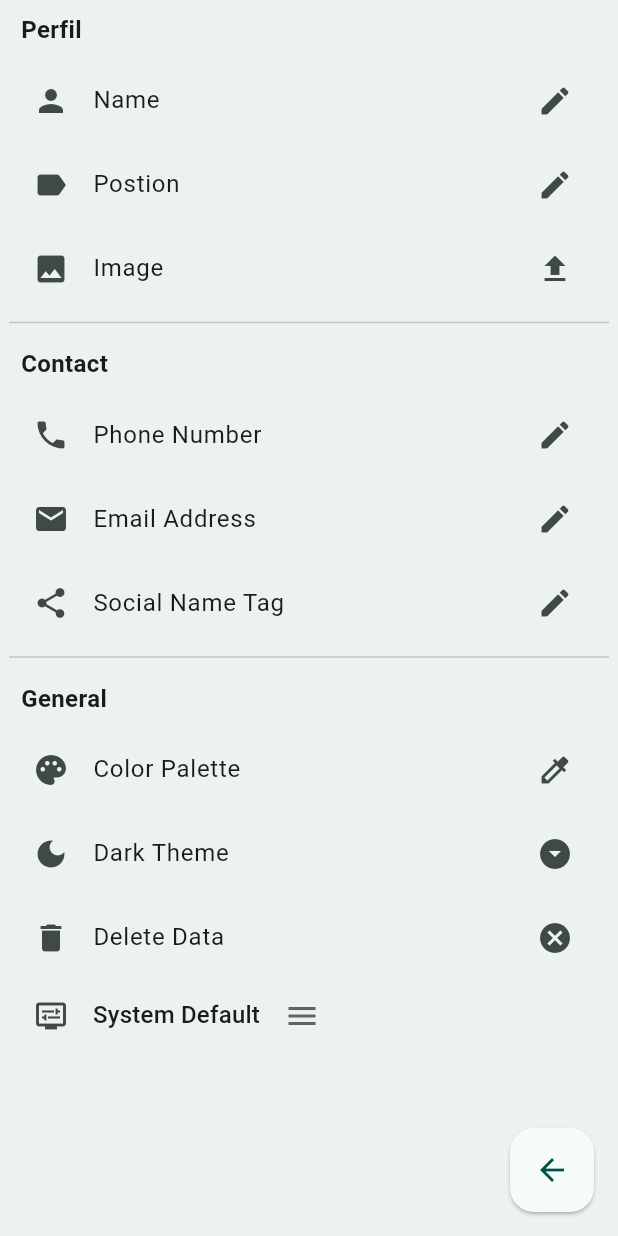
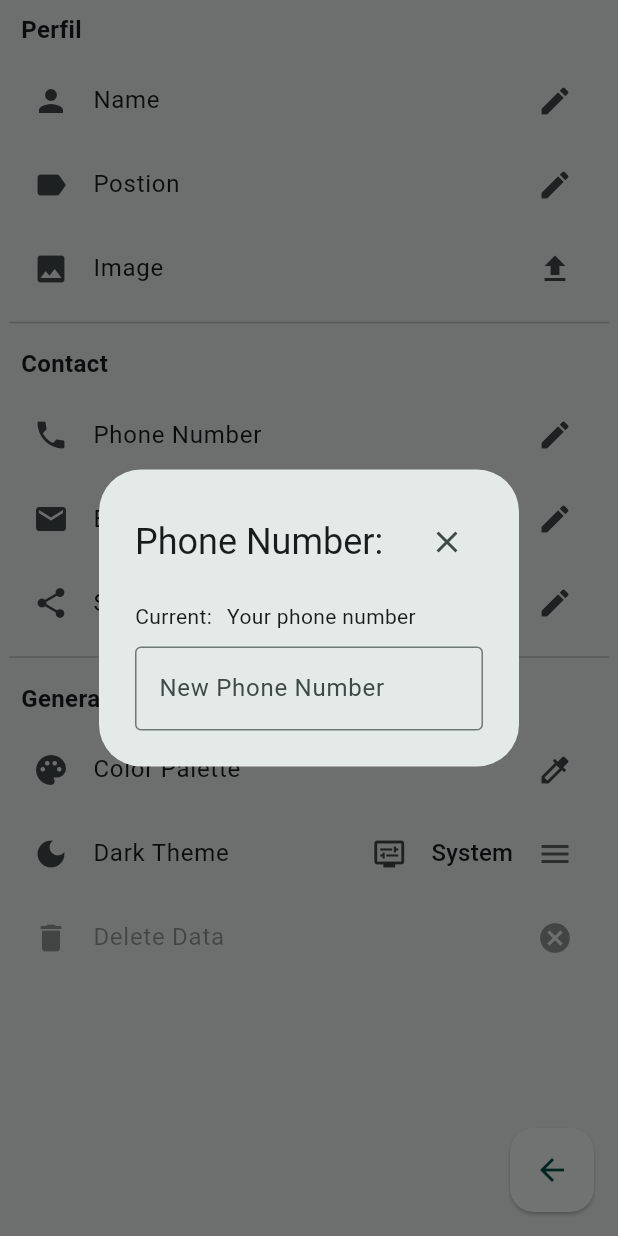
Before and after one commit to Xeivis/Flutter-ID-Business-App, a Flutter app: the Settings screen opened by its route, after a tap on "Phone Number", on a phone screen of 412 x 824 dp. Run offline on Flutter 3.47's test engine with Material 3 defaults, Android fonts, the phone set to English and light mode, and no system bars; our stand-ins replace image_picker; missing offline and left inert: flex_color_picker.

Commit message:
Provider kind of working on Android, wierd behavior on Desktop and Web

```diff
--- /dev/null
+++ b/devtools_options.yaml
@@ -0,0 +1 @@
+extensions:
--- a/lib/model/contact.dart
+++ b/lib/model/contact.dart
@@ -1,13 +1,15 @@
 class Contact {
-  final String name;
-  final String title;
-  final String phone;
-  final String email;
-  final String nametag;
+  String name;
+  String title;
+  String image;
+  String phone;
+  String email;
+  String nametag;
 
   Contact(
     this.name,
     this.title,
+    this.image,
     this.phone,
     this.email,
     this.nametag,
--- a/lib/model/theme_options.dart
+++ b/lib/model/theme_options.dart
@@ -3,7 +3,7 @@ import 'package:flutter/material.dart';
 enum ThemeOption {
   light('Light', Icons.light_mode, ThemeMode.light),
   dark('Dark', Icons.dark_mode, ThemeMode.dark),
-  system('System Default', Icons.display_settings, ThemeMode.system);
+  system('System', Icons.display_settings, ThemeMode.system);
 
   const ThemeOption(this.label, this.icon, this.mode);
   final String label;
--- a/lib/pages/settings.dart
+++ b/lib/pages/settings.dart
@@ -5,9 +5,10 @@ import 'package:id_card/provider/config_provider.dart';
 import 'package:id_card/theme/theme.dart';
 import 'package:provider/provider.dart';
 import '../widgets/custom_color_picker.dart';
-import '../widgets/custom_list_tile.dart';
+import '../widgets/settings_list_tile.dart';
 import '../widgets/go_back_button.dart';
 import '../widgets/settings_section.dart';
+import '../widgets/theme_dropdown.dart';
 
 class Settings extends StatefulWidget {
   const Settings({super.key});
@@ -21,7 +22,7 @@ class _SettingsState extends State<Settings> {
   Widget build(BuildContext context) {
     ThemeData currentTheme;
     switch (context.read<ConfigProvider>().darkThemeOption) {
-       case ThemeOption.dark:
+      case ThemeOption.dark:
         currentTheme = darkTheme;
         break;
       case ThemeOption.light:
@@ -33,13 +34,12 @@ class _SettingsState extends State<Settings> {
         } else {
           currentTheme = lightTheme;
         }
-        SystemChrome.setSystemUIOverlayStyle(
-          SystemUiOverlayStyle(
-            statusBarColor: currentTheme.colorScheme.primary,
-          ),
-        );
     }
-
+    SystemChrome.setSystemUIOverlayStyle(
+      SystemUiOverlayStyle(
+        statusBarColor: currentTheme.colorScheme.primary,
+      ),
+    );
     return Scaffold(
       backgroundColor: Theme.of(context).colorScheme.onInverseSurface,
       body: SafeArea(
@@ -51,23 +51,34 @@ class _SettingsState extends State<Settings> {
                 SettingsSection(
                   title: "Perfil",
                   settings: [
-                    CustomListTile(
+                    SettingsListTile(
                       icon: Icons.person,
                       name: "Name",
                       functionIcon: Icons.edit,
-                      onTap: () {},
+                      currentValue:
+                          context.read<ConfigProvider>().currentContact.name,
+                      setter: (dynamic) {
+                        context.read<ConfigProvider>().setContactName(dynamic);
+                      },
                     ),
-                    CustomListTile(
+                    SettingsListTile(
                       icon: Icons.label_rounded,
                       name: "Postion",
                       functionIcon: Icons.edit,
-                      onTap: () {},
+                      currentValue:
+                          context.read<ConfigProvider>().currentContact.title,
+                      setter: (dynamic) {
+                        context.read<ConfigProvider>().setContactTitle(dynamic);
+                      },
                     ),
-                    CustomListTile(
+                    SettingsListTile(
                       icon: Icons.image,
                       name: "Image",
                       functionIcon: Icons.upload,
-                      onTap: () {},
+                      setter: (String value) {
+                        context.read<ConfigProvider>().setContactImage(value);
+                      },
+                      isImage: true,
                     ),
                   ],
                 ),
@@ -75,23 +86,37 @@ class _SettingsState extends State<Settings> {
                 SettingsSection(
                   title: "Contact",
                   settings: [
-                    CustomListTile(
+                    SettingsListTile(
                       icon: Icons.phone,
                       name: "Phone Number",
                       functionIcon: Icons.edit,
-                      onTap: () {},
+                      currentValue:
+                          context.read<ConfigProvider>().currentContact.phone,
+                      setter: (dynamic) {
+                        context.read<ConfigProvider>().setContactPhone(dynamic);
+                      },
                     ),
-                    CustomListTile(
+                    SettingsListTile(
                       icon: Icons.mail,
                       name: "Email Address",
                       functionIcon: Icons.edit,
-                      onTap: () {},
+                      currentValue:
+                          context.read<ConfigProvider>().currentContact.email,
+                      setter: (dynamic) {
+                        context.read<ConfigProvider>().setContactEmail(dynamic);
+                      },
                     ),
-                    CustomListTile(
+                    SettingsListTile(
                       icon: Icons.share,
                       name: "Social Name Tag",
                       functionIcon: Icons.edit,
-                      onTap: () {},
+                      currentValue:
+                          context.read<ConfigProvider>().currentContact.nametag,
+                      setter: (dynamic) {
+                        context
+                            .read<ConfigProvider>()
+                            .setContactNametag(dynamic);
+                      },
                     ),
                   ],
                 ),
@@ -99,7 +124,7 @@ class _SettingsState extends State<Settings> {
                 SettingsSection(
                   title: "General",
                   settings: [
-                    CustomListTile(
+                    SettingsListTile(
                       icon: Icons.palette,
                       name: "Color Palette",
                       functionIcon: Icons.colorize,
@@ -112,46 +137,20 @@ class _SettingsState extends State<Settings> {
                         );
                       },
                     ),
-                    CustomListTile(
+                    const SettingsListTile(
                       icon: Icons.dark_mode,
                       name: "Dark Theme",
                       functionIcon: Icons.arrow_drop_down_circle,
-                      onTap: () {},
+                      dropdown: ThemeDropdown(),
                     ),
-                    CustomListTile(
+                    SettingsListTile(
+                      enabled: false,
                       icon: Icons.delete,
                       name: "Delete Data",
                       functionIcon: Icons.cancel,
                       onTap: () {},
                     ),
                   ],
-                ),
-                DropdownButton<ThemeOption>(
-                  icon: const Icon(Icons.menu),
-                  underline: Container(),
-                  value: context.read<ConfigProvider>().darkThemeOption,
-                  onChanged: (ThemeOption? option) {
-                    setState(() {
-                       context.read<ConfigProvider>().setThemeOption(option!);
-                    });
-                  },
-                  items: ThemeOption.values.map<DropdownMenuItem<ThemeOption>>(
-                    (ThemeOption option) {
-                      return DropdownMenuItem(
-                        value: option,
-                        child: Row(
-                          mainAxisSize: MainAxisSize.min,
-                          children: [
-                            const SizedBox.square(dimension: 16),
-                            Icon(option.icon, color: Theme.of(context).colorScheme.onSurfaceVariant,),
-                            const SizedBox.square(dimension: 16),
-                            Text(option.label),
-                            const SizedBox.square(dimension: 16),
-                          ],
-                        ),
-                      );
-                    },
-                  ).toList(),
                 ),
               ],
             ),
--- a/lib/widgets/config_button.dart
+++ b/lib/widgets/config_button.dart
@@ -10,9 +10,7 @@ class ConfigButton extends StatelessWidget {
       backgroundColor: Theme.of(context).colorScheme.onInverseSurface,
       elevation: 1,
       onPressed: () => Navigator.of(context).push(
-        createRoute(
-            // handleColorChange: handleColorChange,
-            ),
+        createRoute(),
       ),
       child: const Icon(
         Icons.settings,
--- a/lib/widgets/custom_list_tile.dart
+++ /dev/null
@@ -1,26 +0,0 @@
-import 'package:flutter/material.dart';
-
-class CustomListTile extends StatelessWidget {
-  const CustomListTile({
-    super.key,
-    required this.icon,
-    required this.name,
-    required this.functionIcon,
-    required this.onTap,
-  });
-
-  final IconData icon;
-  final String name;
-  final IconData functionIcon;
-  final Function() onTap;
-
-  @override
-  Widget build(BuildContext context) {
-    return ListTile(
-      title: Text(name),
-      leading: Icon(icon),
-      trailing: Icon(functionIcon),
-      onTap: onTap,
-    );
-  }
-}
--- /dev/null
+++ b/lib/widgets/settings_list_tile.dart
@@ -0,0 +1,128 @@
+import 'dart:io';
+
+import 'package:flutter/material.dart';
+import 'package:id_card/model/contact.dart';
+import 'package:id_card/provider/config_provider.dart';
+import 'package:image_picker/image_picker.dart';
+import 'package:provider/provider.dart';
+
+class SettingsListTile extends StatelessWidget {
+  const SettingsListTile({
+    super.key,
+    required this.icon,
+    required this.name,
+    this.functionIcon,
+    this.dropdown,
+    this.enabled,
+    this.onTap,
+    this.currentValue,
+    this.setter,
+    this.isImage,
+  });
+
+  final IconData icon;
+  final String name;
+  final IconData? functionIcon;
+  final Widget? dropdown;
+  final bool? enabled;
+  final Function()? onTap;
+  final Function(String value)? setter;
+  final String? currentValue;
+  final bool? isImage;
+
+  @override
+  Widget build(BuildContext context) {
+    Contact currentContact = context.read<ConfigProvider>().currentContact;
+    Widget trailing = Icon(functionIcon);
+    return ListTile(
+      enabled: enabled ?? true,
+      title: Text(name),
+      leading: Icon(icon),
+      trailing: dropdown ?? trailing,
+      onTap: onTap ??
+          () async {
+            if (isImage != true) {
+              settingsInputDialog(context, currentContact);
+            } else {
+              // Pick an image from the gallery
+              File? selectedImage = await pickImageFromGallery();
+              if (selectedImage != null) {
+                if (setter != null) {
+                  setter!(selectedImage.path);
+                }
+              }
+            }
+          },
+    );
+  }
+
+  Future<dynamic> settingsInputDialog(
+      BuildContext context, Contact currentContact) {
+    return showDialog(
+      context: context,
+      builder: (BuildContext context) => AlertDialog(
+        title: Row(
+          mainAxisAlignment: MainAxisAlignment.spaceBetween,
+          children: [
+            Text("$name:"),
+            IconButton(
+              onPressed: () {
+                Navigator.pop(context);
+              },
+              icon: const Icon(Icons.close),
+            ),
+          ],
+        ),
+        content: SingleChildScrollView(
+          child: Column(
+            mainAxisSize: MainAxisSize.min,
+            mainAxisAlignment: MainAxisAlignment.center,
+            crossAxisAlignment: CrossAxisAlignment.start,
+            children: [
+              Row(
+                mainAxisSize: MainAxisSize.max,
+                children: [
+                  const Text("Current:"),
+                  const SizedBox.square(dimension: 10.0),
+                  Text(currentValue ?? "Null"),
+                ],
+              ),
+              const SizedBox.square(
+                dimension: 10,
+              ),
+              Row(
+                mainAxisSize: MainAxisSize.max,
+                children: [
+                  Expanded(
+                    child: TextField(
+                      decoration: InputDecoration(
+                        border: const OutlineInputBorder(),
+                        labelText: 'New $name',
+                      ),
+                      onSubmitted: (value) {
+                        if (setter != null) {
+                          setter!(value);
+                        }
+                        Navigator.pop(context);
+                      },
+                    ),
+                  ),
+                ],
+              ),
+            ],
+          ),
+        ),
+      ),
+    );
+  }
+
+  Future<File?> pickImageFromGallery() async {
+    final picker = ImagePicker();
+    final pickedFile = await picker.pickImage(source: ImageSource.gallery);
+    if (pickedFile != null) {
+      return File(pickedFile.path);
+    } else {
+      return File('assets/person.png');
+    }
+  }
+}
--- a/lib/widgets/settings_section.dart
+++ b/lib/widgets/settings_section.dart
@@ -1,6 +1,6 @@
 import 'package:flutter/material.dart';
 
-import 'custom_list_tile.dart';
+import 'settings_list_tile.dart';
 
 class SettingsSection extends StatelessWidget {
   const SettingsSection({
@@ -10,7 +10,7 @@ class SettingsSection extends StatelessWidget {
   });
 
   final String title;
-  final List<CustomListTile> settings;
+  final List<SettingsListTile> settings;
 
   @override
   Widget build(BuildContext context) {
--- /dev/null
+++ b/lib/widgets/theme_dropdown.dart
@@ -0,0 +1,48 @@
+import 'package:flutter/material.dart';
+import 'package:id_card/model/theme_options.dart';
+import 'package:id_card/provider/config_provider.dart';
+import 'package:provider/provider.dart';
+
+class ThemeDropdown extends StatefulWidget {
+  const ThemeDropdown({
+    super.key,
+  });
+
+  @override
+  State<ThemeDropdown> createState() => _ThemeDropdownState();
+}
+
+class _ThemeDropdownState extends State<ThemeDropdown> {
+  @override
+  Widget build(BuildContext context) {
+    return DropdownButton<ThemeOption>(
+      icon: const Icon(Icons.menu),
+      underline: Container(),
+      value: context.read<ConfigProvider>().darkThemeOption,
+      onChanged: (ThemeOption? option) {
+        setState(() {
+          context.read<ConfigProvider>().setThemeOption(option!);
+        });
+      },
+      items: ThemeOption.values.map<DropdownMenuItem<ThemeOption>>(
+        (ThemeOption option) {
+          return DropdownMenuItem(
+            value: option,
+            child: Row(
+              children: [
+                const SizedBox.square(dimension: 16),
+                Icon(
+                  option.icon,
+                  color: Theme.of(context).colorScheme.onSurfaceVariant,
+                ),
+                const SizedBox.square(dimension: 16),
+                Text(option.label),
+                const SizedBox.square(dimension: 16),
+              ],
+            ),
+          );
+        },
+      ).toList(),
+    );
+  }
+}
--- a/pubspec.yaml
+++ b/pubspec.yaml
@@ -10,6 +10,7 @@ dependencies:
   flex_color_picker: ^3.4.1
   flutter:
     sdk: flutter
+  image_picker: ^1.0.8
   provider: ^6.1.2
   shared_preferences: ^2.2.2
 
@@ -20,3 +21,5 @@ dev_dependencies:
 
 flutter:
   uses-material-design: true
+  assets:
+    - assets\person.png
```
Also changed, not shown: lib/pages/home.dart (+7 -19 lines), lib/provider/config_provider.dart (+34 -3 lines), lib/widgets/main_info.dart (+12 -4 lines), assets/person.png (added), pubspec.lock, 7 other files.
